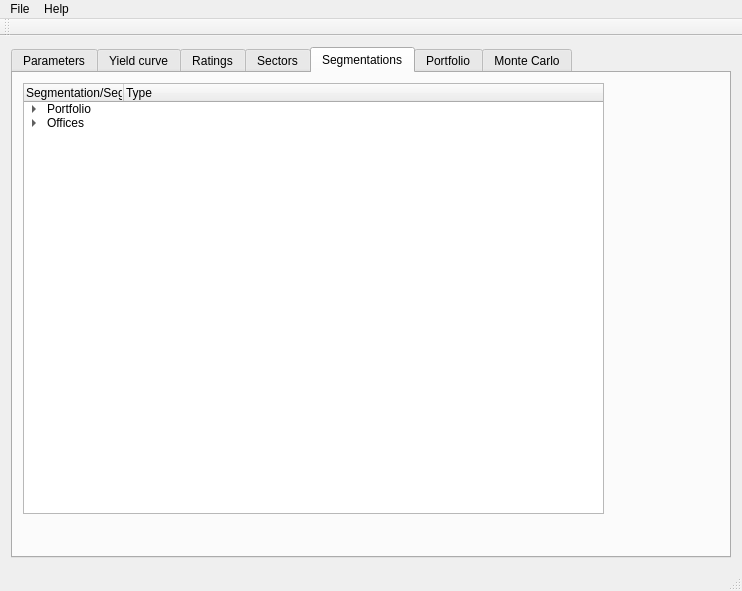
This is src/gui/MainWindow.ui in torrentg/ccruncher as Qt 5 draws it before an edit. The edited form follows.
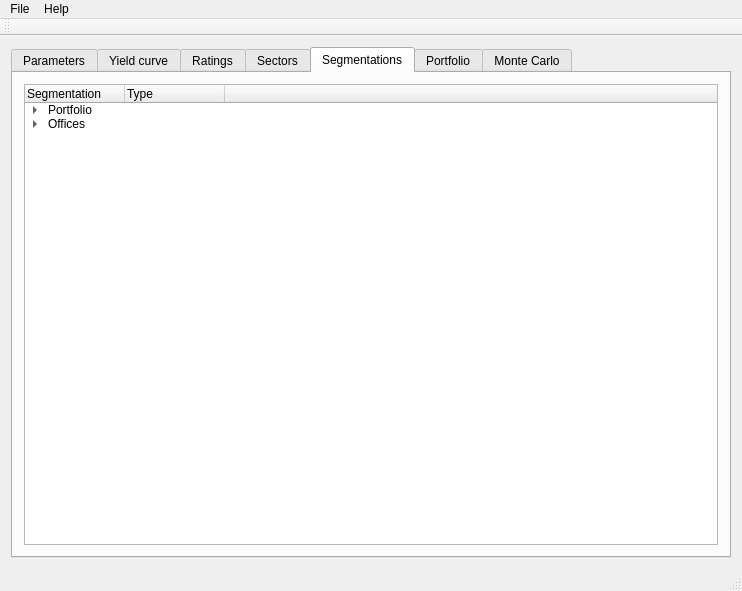
This is the edited form. The open tabs and pages were chosen to show the change.

```diff
--- a/src/gui/MainWindow.ui
+++ b/src/gui/MainWindow.ui
@@ -734,18 +734,12 @@
        <attribute name="title">
         <string>Segmentations</string>
        </attribute>
-       <widget class="QTreeWidget" name="treeWidget">
-        <property name="geometry">
-         <rect>
-          <x>10</x>
-          <y>10</y>
-          <width>581</width>
-          <height>431</height>
-         </rect>
-        </property>
+       <layout class="QGridLayout" name="gridLayout_12">
+        <item row="0" column="0">
+         <widget class="QTreeWidget" name="segmentations">
         <column>
          <property name="text">
-          <string>Segmentation/Segment</string>
+            <string>Segmentation</string>
          </property>
         </column>
         <column>
@@ -753,6 +747,11 @@
           <string>Type</string>
          </property>
         </column>
+          <column>
+           <property name="text">
+            <string> </string>
+           </property>
+          </column>
         <item>
          <property name="text">
           <string>Portfolio</string>
@@ -784,6 +783,8 @@
          </item>
         </item>
        </widget>
+        </item>
+       </layout>
       </widget>
       <widget class="QWidget" name="tab_6">
        <attribute name="title">
```
Left out of the diff: 2 changed lines with no effect on the pictures. Lines whose indentation alone changed are shown as unchanged.
